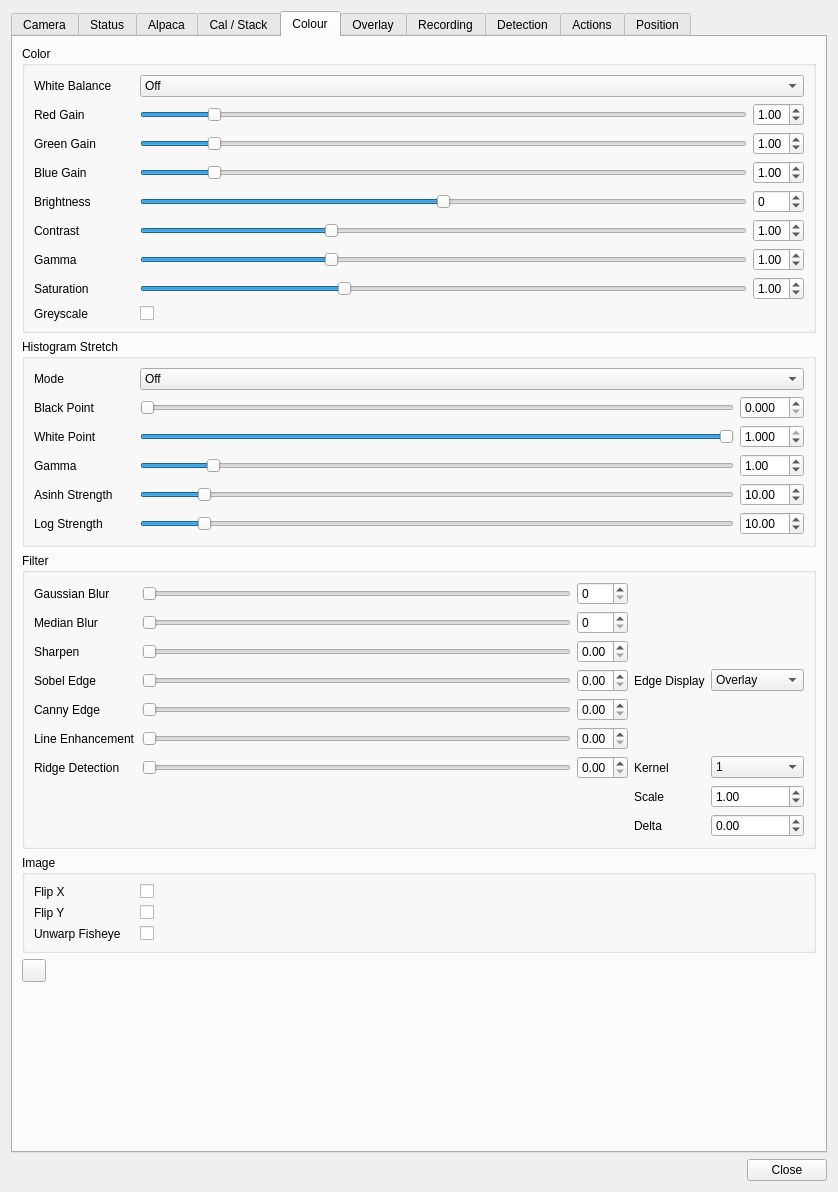
The window that plugins/feature/camera/camerasettingsdialog.ui (srcejon/sdrangel) describes before a commit, drawn with Qt 5.
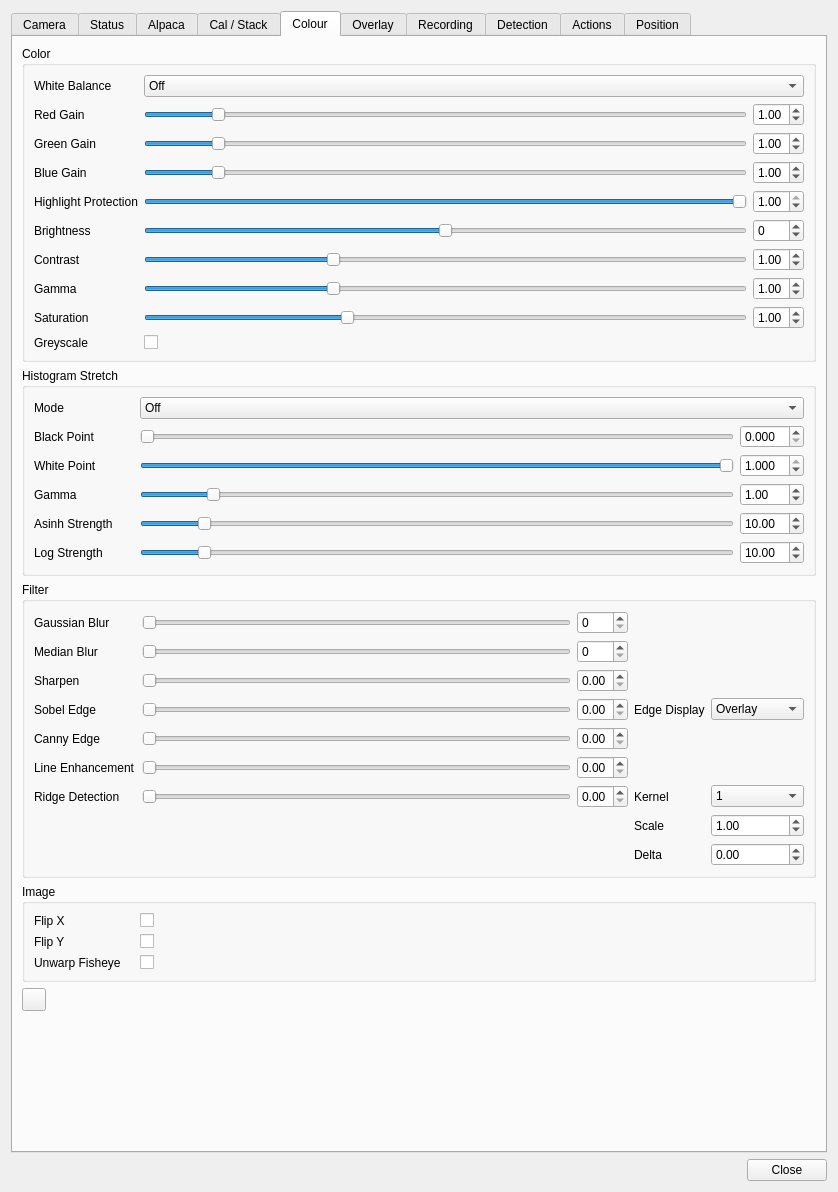
The same window after the commit. The open tabs and pages were chosen to show the change. Icons and pictures are not drawn. Custom widgets are drawn as their Qt base class.

Commit message: Protect manual white balance highlights

```diff
--- a/plugins/feature/camera/camerasettingsdialog.ui
+++ b/plugins/feature/camera/camerasettingsdialog.ui
@@ -1682,7 +1682,7 @@
           <string>Color</string>
          </property>
          <layout class="QGridLayout" name="gridLayout_6">
-          <item row="4" column="2">
+          <item row="5" column="2">
            <widget class="QSpinBox" name="brightnessSpin">
             <property name="toolTip">
              <string>Brightness adjustment</string>
@@ -1705,7 +1705,7 @@
             </property>
            </widget>
           </item>
-          <item row="5" column="2">
+          <item row="6" column="2">
            <widget class="QDoubleSpinBox" name="contrastSpin">
             <property name="toolTip">
              <string>Contrast adjustment</string>
@@ -1727,7 +1727,7 @@
             </property>
            </widget>
           </item>
-          <item row="4" column="1">
+          <item row="5" column="1">
            <widget class="QSlider" name="brightnessSlider">
             <property name="toolTip">
              <string>Brightness adjustment</string>
@@ -1787,6 +1787,54 @@
             </property>
            </widget>
           </item>
+          <item row="4" column="0">
+           <widget class="QLabel" name="postProcessWhiteBalanceHighlightProtectionLabel">
+            <property name="text">
+             <string>Highlight Protection</string>
+            </property>
+           </widget>
+          </item>
+          <item row="4" column="1">
+           <widget class="QSlider" name="postProcessWhiteBalanceHighlightProtectionSlider">
+            <property name="toolTip">
+             <string>Reduce manual white-balance gain in saturated highlights</string>
+            </property>
+            <property name="minimum">
+             <number>0</number>
+            </property>
+            <property name="maximum">
+             <number>100</number>
+            </property>
+            <property name="value">
+             <number>100</number>
+            </property>
+            <property name="orientation">
+             <enum>Qt::Orientation::Horizontal</enum>
+            </property>
+           </widget>
+          </item>
+          <item row="4" column="2">
+           <widget class="QDoubleSpinBox" name="postProcessWhiteBalanceHighlightProtectionSpin">
+            <property name="toolTip">
+             <string>Reduce manual white-balance gain in saturated highlights</string>
+            </property>
+            <property name="decimals">
+             <number>2</number>
+            </property>
+            <property name="minimum">
+             <double>0.000000000000000</double>
+            </property>
+            <property name="maximum">
+             <double>1.000000000000000</double>
+            </property>
+            <property name="singleStep">
+             <double>0.050000000000000</double>
+            </property>
+            <property name="value">
+             <double>1.000000000000000</double>
+            </property>
+           </widget>
+          </item>
           <item row="1" column="1">
            <widget class="QSlider" name="postProcessWhiteBalanceRedGainSlider">
             <property name="toolTip">
@@ -1813,7 +1861,7 @@
             </property>
            </widget>
           </item>
-          <item row="7" column="0">
+          <item row="8" column="0">
            <widget class="QLabel" name="saturationLabel">
             <property name="text">
              <string>Saturation</string>
@@ -1842,7 +1890,7 @@
             </property>
            </widget>
           </item>
-          <item row="7" column="2">
+          <item row="8" column="2">
            <widget class="QDoubleSpinBox" name="saturationSpin">
             <property name="toolTip">
              <string>Colour saturation adjustment</string>
@@ -1861,14 +1909,14 @@
             </property>
            </widget>
           </item>
-          <item row="8" column="0">
+          <item row="9" column="0">
            <widget class="QLabel" name="postProcessGreyscaleLabel">
             <property name="text">
              <string>Greyscale</string>
             </property>
            </widget>
           </item>
-          <item row="8" column="1" colspan="2">
+          <item row="9" column="1" colspan="2">
            <widget class="QCheckBox" name="postProcessGreyscaleCheck">
             <property name="toolTip">
              <string>Convert the image to greyscale after white balance</string>
@@ -1891,14 +1939,14 @@
             </property>
            </widget>
           </item>
-          <item row="6" column="0">
+          <item row="7" column="0">
            <widget class="QLabel" name="gammaLabel">
             <property name="text">
              <string>Gamma</string>
             </property>
            </widget>
           </item>
-          <item row="6" column="2">
+          <item row="7" column="2">
            <widget class="QDoubleSpinBox" name="gammaSpin">
             <property name="toolTip">
              <string>Gamma correction exponent</string>
@@ -1942,14 +1990,14 @@
             </property>
            </widget>
           </item>
-          <item row="4" column="0">
+          <item row="5" column="0">
            <widget class="QLabel" name="brightnessLabel">
             <property name="text">
              <string>Brightness</string>
             </property>
            </widget>
           </item>
-          <item row="5" column="1">
+          <item row="6" column="1">
            <widget class="QSlider" name="contrastSlider">
             <property name="toolTip">
              <string>Contrast adjustment</string>
@@ -1968,7 +2016,7 @@
             </property>
            </widget>
           </item>
-          <item row="5" column="0">
+          <item row="6" column="0">
            <widget class="QLabel" name="contrastLabel">
             <property name="text">
              <string>Contrast</string>
@@ -2004,7 +2052,7 @@
             </item>
            </widget>
           </item>
-          <item row="7" column="1">
+          <item row="8" column="1">
            <widget class="QSlider" name="saturationSlider">
             <property name="toolTip">
              <string>Colour saturation adjustment</string>
@@ -2023,7 +2071,7 @@
             </property>
            </widget>
           </item>
-          <item row="6" column="1">
+          <item row="7" column="1">
            <widget class="QSlider" name="gammaSlider">
             <property name="toolTip">
              <string>Gamma correction exponent</string>
```
Left out of the diff: 2 changed lines with no effect on the pictures. The commit also changes 6 other files.
